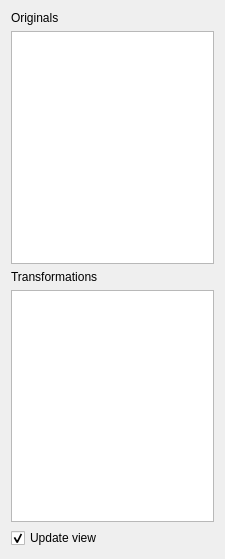
Qt form src/Mod/PartDesign/Gui/TaskMultiTransformParameters.ui (berndhahnebach/All_FreeCAD) before a commit.
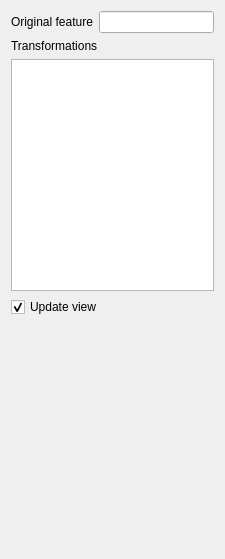
The same form after that commit.

Commit message: PartDesign: restrict patterns to only one original and improve selection of references

```diff
--- a/src/Mod/PartDesign/Gui/TaskMultiTransformParameters.ui
+++ b/src/Mod/PartDesign/Gui/TaskMultiTransformParameters.ui
@@ -15,14 +15,18 @@
   </property>
   <layout class="QVBoxLayout" name="verticalLayout">
    <item>
-    <widget class="QLabel" name="label_3">
+    <layout class="QHBoxLayout" name="horizontalLayoutOriginal">
+     <item>
+      <widget class="QLabel" name="labelOriginal">
      <property name="text">
-      <string>Originals</string>
+        <string>Original feature</string>
      </property>
     </widget>
    </item>
    <item>
-    <widget class="QListWidget" name="listFeatures"/>
+      <widget class="QLineEdit" name="lineOriginal"/>
+     </item>
+    </layout>
    </item>
    <item>
     <widget class="QLabel" name="label_2">
@@ -44,6 +48,19 @@
      </property>
     </widget>
    </item>
+   <item>
+    <spacer name="verticalSpacer">
+     <property name="orientation">
+      <enum>Qt::Vertical</enum>
+     </property>
+     <property name="sizeHint" stdset="0">
+      <size>
+       <width>20</width>
+       <height>40</height>
+      </size>
+     </property>
+    </spacer>
+   </item>
   </layout>
  </widget>
  <resources/>
```
Lines whose indentation alone changed are shown as unchanged. The commit also changes 17 other files.
